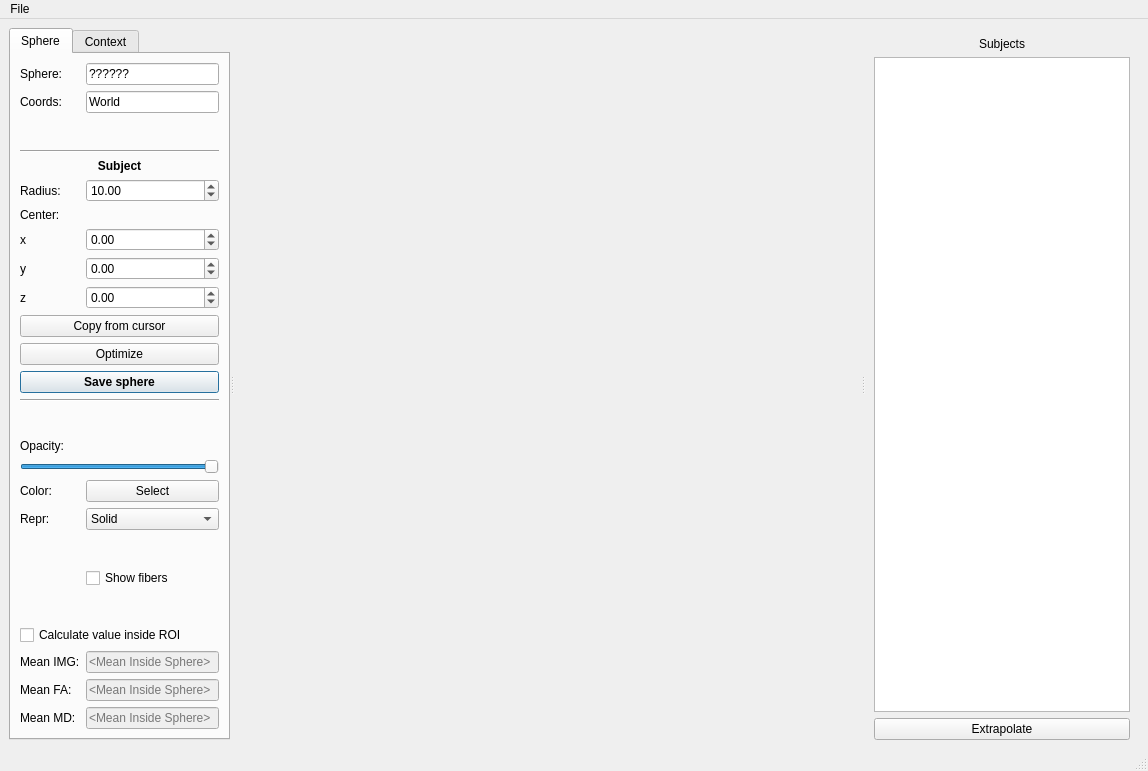
diego0020/braviz-app, file braviz/interaction/qt_guis/roi_builder.ui: the form before one commit.
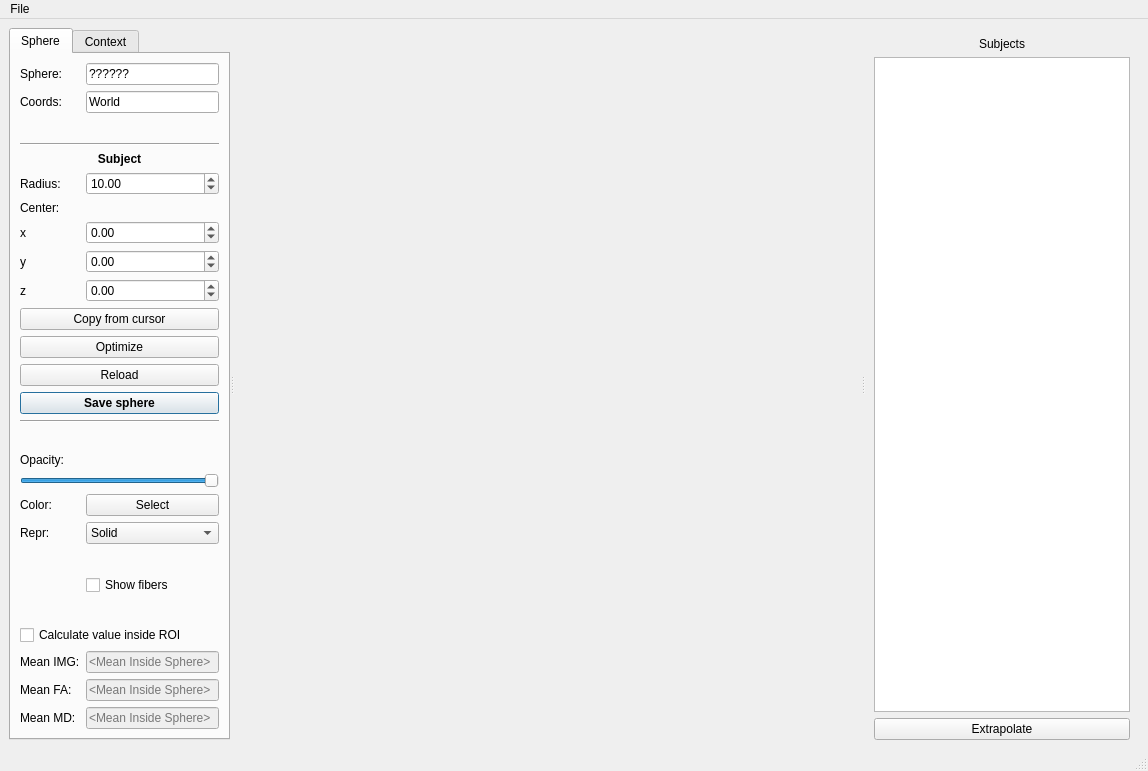
The form after the commit. The open tabs and pages were chosen to show the change. Icons and pictures are not drawn.

The edit to the form file:
```diff
--- a/braviz/interaction/qt_guis/roi_builder.ui
+++ b/braviz/interaction/qt_guis/roi_builder.ui
@@ -454,6 +454,16 @@
            </property>
           </widget>
          </item>
+         <item row="12" column="0" colspan="2">
+          <widget class="QPushButton" name="reload_button">
+           <property name="toolTip">
+            <string>Reload the sphere from the database</string>
+           </property>
+           <property name="text">
+            <string>Reload</string>
+           </property>
+          </widget>
+         </item>
         </layout>
        </widget>
        <widget class="QWidget" name="tab_2">
```
Left out of the diff: 10 changed lines with no effect on the pictures.
